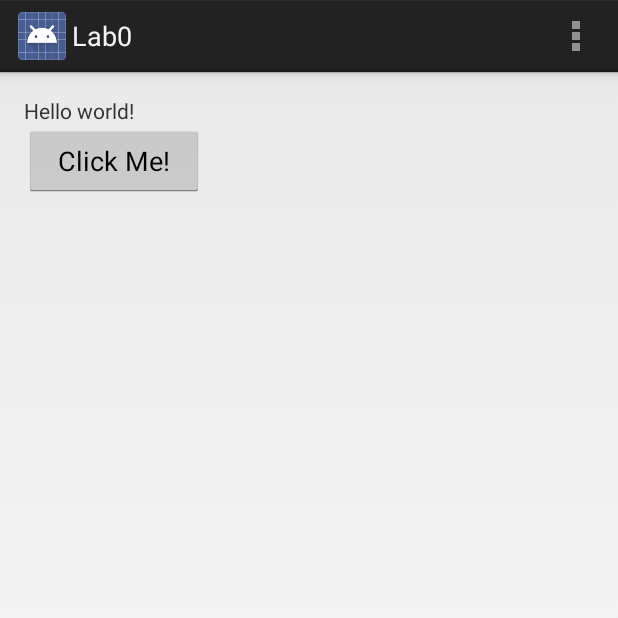
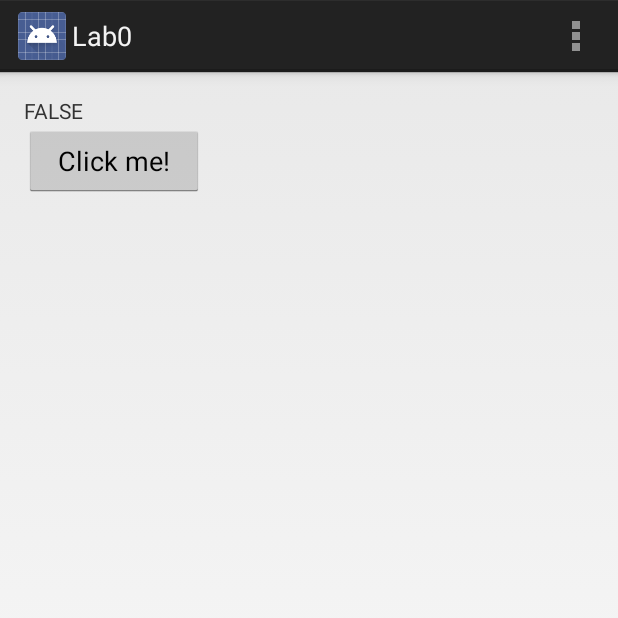
Before and after one commit to jay-woo/MobProto2014---Lab-0, an Android app: the screen it shows after launch (MainActivity), in the options menu, after a tap on "Settings", on a phone screen of 412 x 824 dp, the top half of it. Run offline under Robolectric (Android 15) with nearby library versions, the phone set to English and light mode, and no system bars.

Commit message:
Added a button that changes the text box

```diff
--- a/app/src/main/java/lab0/jwoo/lab0/MainActivity.java
+++ b/app/src/main/java/lab0/jwoo/lab0/MainActivity.java
@@ -6,20 +6,33 @@ import android.view.Menu;
 import android.view.MenuItem;
 import android.view.View;
 import android.widget.Button;
+import android.widget.TextView;
 
 
 public class MainActivity extends Activity {
+
+    boolean clicked = false;
 
     @Override
     protected void onCreate(Bundle savedInstanceState) {
         super.onCreate(savedInstanceState);
         setContentView(R.layout.activity_main);
 
+        final TextView textView = (TextView) findViewById(R.id.my_textbox);
+
         Button myButton = (Button) findViewById(R.id.my_button);
+
         myButton.setOnClickListener(new View.OnClickListener() {
             @Override
             public void onClick(View view) {
-
+                if (!clicked) {
+                    textView.setText(getString(R.string.different_string));
+                    clicked = true;
+                }
+                else {
+                    textView.setText(getString(R.string.different_string2));
+                    clicked = false;
+                }
             }
         });
     }
--- a/app/src/main/res/values/strings.xml
+++ b/app/src/main/res/values/strings.xml
@@ -2,9 +2,11 @@
 <resources>
 
     <string name="app_name">Lab0</string>
-    <string name="hello_world">Hello world!</string>
+    <string name="hello_world">Not clicked!!!</string>
     <string name="action_settings">Settings</string>
 
-    <string name="button_text">Click Me!</string>
+    <string name="button_text">Click me!</string>
+    <string name="different_string">FALSE</string>
+    <string name="different_string2">TRUE</string>
 
 </resources>
```
